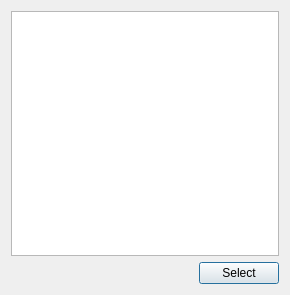
Above: categoryselection.ui from aksi1984/Home-library before the change. Below: the same form after it.
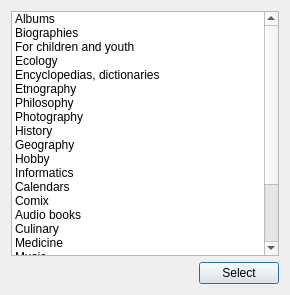
That is the form after the change.

Patch:
```diff
--- a/categoryselection.ui
+++ b/categoryselection.ui
@@ -19,7 +19,123 @@
      <item>
       <layout class="QHBoxLayout" name="listLayout">
        <item>
-        <widget class="QListWidget" name="categoriesList"/>
+        <widget class="QListWidget" name="categoriesList">
+         <item>
+          <property name="text">
+           <string>Albums</string>
+          </property>
+         </item>
+         <item>
+          <property name="text">
+           <string>Biographies</string>
+          </property>
+         </item>
+         <item>
+          <property name="text">
+           <string>For children and youth</string>
+          </property>
+         </item>
+         <item>
+          <property name="text">
+           <string>Ecology</string>
+          </property>
+         </item>
+         <item>
+          <property name="text">
+           <string>Encyclopedias, dictionaries</string>
+          </property>
+         </item>
+         <item>
+          <property name="text">
+           <string>Etnography</string>
+          </property>
+         </item>
+         <item>
+          <property name="text">
+           <string>Philosophy</string>
+          </property>
+         </item>
+         <item>
+          <property name="text">
+           <string>Photography</string>
+          </property>
+         </item>
+         <item>
+          <property name="text">
+           <string>History</string>
+          </property>
+         </item>
+         <item>
+          <property name="text">
+           <string>Geography</string>
+          </property>
+         </item>
+         <item>
+          <property name="text">
+           <string>Hobby</string>
+          </property>
+         </item>
+         <item>
+          <property name="text">
+           <string>Informatics</string>
+          </property>
+         </item>
+         <item>
+          <property name="text">
+           <string>Calendars</string>
+          </property>
+         </item>
+         <item>
+          <property name="text">
+           <string>Comix</string>
+          </property>
+         </item>
+         <item>
+          <property name="text">
+           <string>Audio books</string>
+          </property>
+         </item>
+         <item>
+          <property name="text">
+           <string>Culinary</string>
+          </property>
+         </item>
+         <item>
+          <property name="text">
+           <string>Medicine</string>
+          </property>
+         </item>
+         <item>
+          <property name="text">
+           <string>Music</string>
+          </property>
+         </item>
+         <item>
+          <property name="text">
+           <string>Music notes</string>
+          </property>
+         </item>
+         <item>
+          <property name="text">
+           <string>Right</string>
+          </property>
+         </item>
+         <item>
+          <property name="text">
+           <string>Religion</string>
+          </property>
+         </item>
+         <item>
+          <property name="text">
+           <string>Sport</string>
+          </property>
+         </item>
+         <item>
+          <property name="text">
+           <string>Art</string>
+          </property>
+         </item>
+        </widget>
        </item>
       </layout>
      </item>
```
